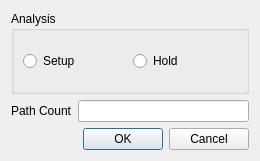
Old version of the form src/gui/ui/reportTiming.ui in the repository cunqinglan/OpenROAD_LRF.
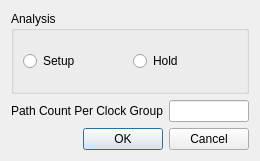
New version of the form.

Patch:
```diff
--- a/src/gui/ui/reportTiming.ui
+++ b/src/gui/ui/reportTiming.ui
@@ -54,7 +54,7 @@
      <item>
       <widget class="QLabel" name="label">
        <property name="text">
-        <string>Path Count</string>
+        <string>Path Count Per Clock Group</string>
        </property>
       </widget>
      </item>
```
